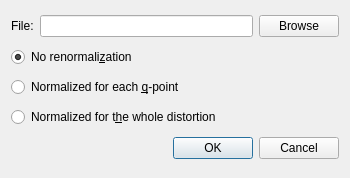
Before: the Qt Designer form dialogs/analyzedialog.ui in piti-diablotin/qAgate, drawn with Qt 5.
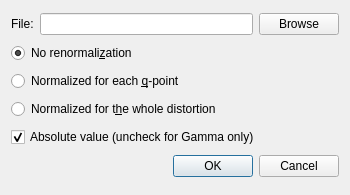
After: the same form once the commit is applied.

Commit message: Add absolute value option for projection on modes.

The edit to the form file:
```diff
--- a/dialogs/analyzedialog.ui
+++ b/dialogs/analyzedialog.ui
@@ -7,7 +7,7 @@
     <x>0</x>
     <y>0</y>
     <width>350</width>
-    <height>178</height>
+    <height>195</height>
    </rect>
   </property>
   <property name="windowTitle">
@@ -68,6 +68,16 @@
      </attribute>
     </widget>
    </item>
+   <item>
+    <widget class="QCheckBox" name="absolute">
+     <property name="text">
+      <string>Absolute value (uncheck for Gamma only)</string>
+     </property>
+     <property name="checked">
+      <bool>true</bool>
+     </property>
+    </widget>
+   </item>
    <item>
     <widget class="QDialogButtonBox" name="buttonBox">
      <property name="orientation">
```
The commit also changes 4 other files.
